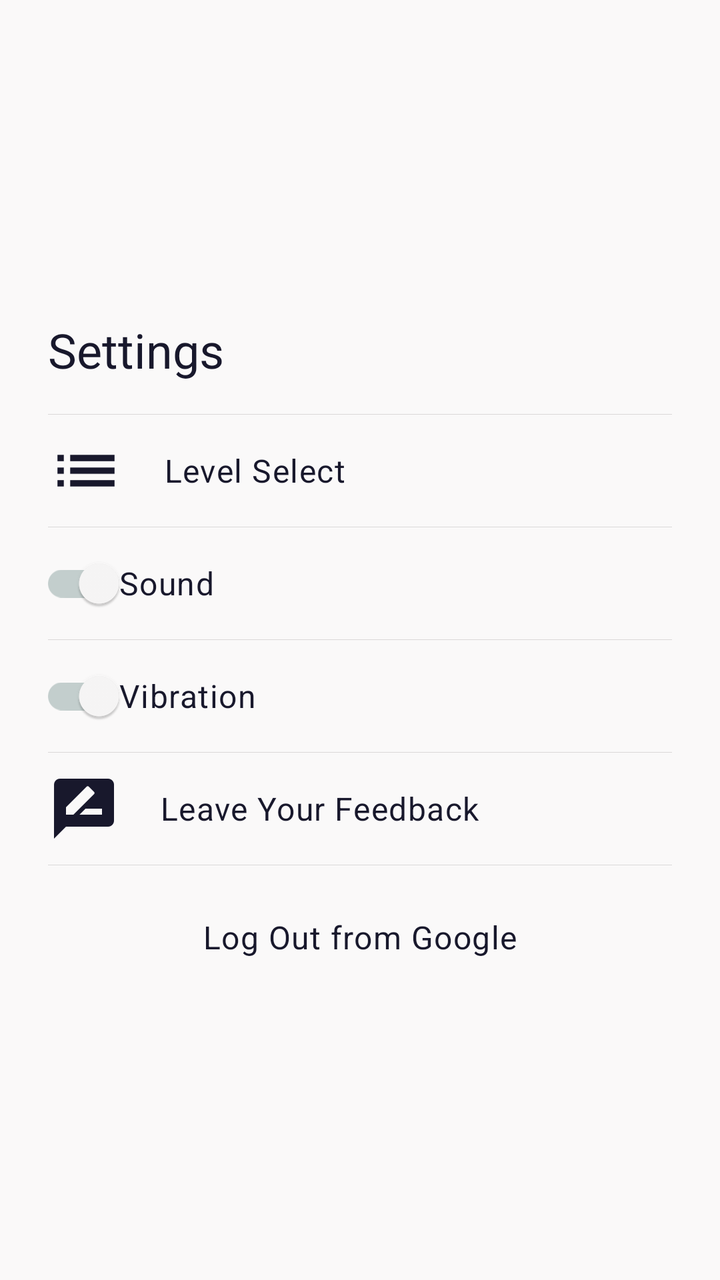
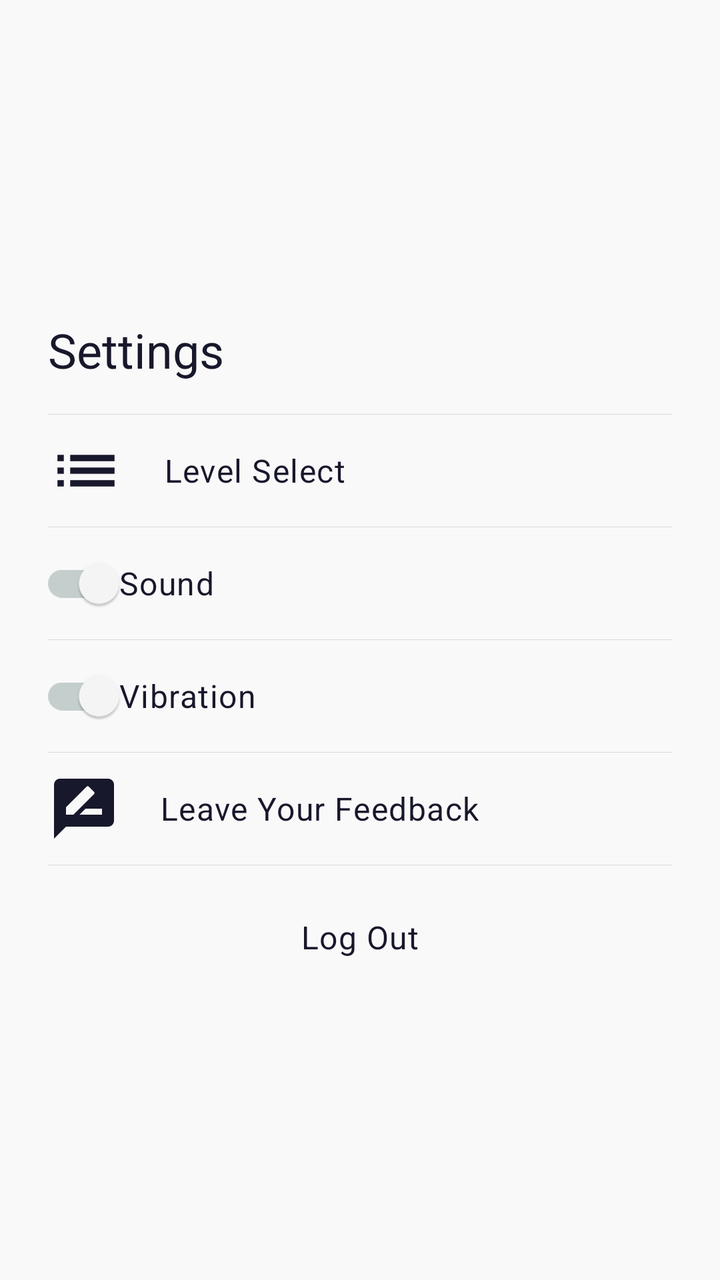

Two renders of the same Android screen: before a commit and after it. Below are the layout's source before the change and the commit's diff.
<!-- AndroidManifest.xml: application theme Theme.OC -->
<!-- res/layout/settings_fragment.xml -->
<?xml version="1.0" encoding="utf-8"?>
<androidx.appcompat.widget.LinearLayoutCompat xmlns:android="http://schemas.android.com/apk/res/android"
    xmlns:app="http://schemas.android.com/apk/res-auto"
    xmlns:tools="http://schemas.android.com/tools"
    android:layout_width="match_parent"
    android:layout_height="wrap_content"
    android:gravity="center"
    android:orientation="vertical"
    android:paddingVertical="@dimen/default_large_margin"
    app:divider="@drawable/divider"
    app:dividerPadding="@dimen/simple_dialog_left_margin"
    app:showDividers="middle">

    <androidx.appcompat.widget.LinearLayoutCompat
        android:id="@+id/hints_dialog_title"
        android:layout_width="match_parent"
        android:layout_height="@dimen/simple_dialog_header_height"
        android:orientation="horizontal">

        <androidx.appcompat.widget.AppCompatTextView
            android:layout_width="wrap_content"
            android:layout_height="wrap_content"
            android:layout_gravity="center_vertical"
            android:layout_marginStart="@dimen/simple_dialog_left_margin"
            android:text="@string/settings"
            android:textAppearance="@style/TextAppearance.OC.Headline5" />
    </androidx.appcompat.widget.LinearLayoutCompat>

    <androidx.appcompat.widget.LinearLayoutCompat
        android:id="@+id/level_select_button"
        android:layout_width="match_parent"
        android:layout_height="@dimen/simple_dialog_item_height"
        android:background="?android:attr/selectableItemBackground"
        android:clickable="true"
        android:focusable="true"
        android:orientation="horizontal">

        <androidx.appcompat.widget.AppCompatImageView
            android:layout_width="wrap_content"
            android:layout_height="match_parent"
            android:layout_gravity="center_vertical"
            android:layout_marginStart="@dimen/simple_dialog_left_margin"
            android:layout_marginEnd="@dimen/simple_dialog_divider_margin"
            android:contentDescription="@string/level_select"
            android:clickable="false"
            android:src="@drawable/outline_grid_on_black_24"
            app:tint="@color/colorOnPrimary"
            tools:ignore="RtlSymmetry" />

        <androidx.appcompat.widget.AppCompatTextView
            android:layout_width="match_parent"
            android:layout_height="match_parent"
            android:gravity="center_vertical"
            android:clickable="false"
            android:text="@string/level_select"
            android:textAppearance="@style/TextAppearance.OC.Body1" />
    </androidx.appcompat.widget.LinearLayoutCompat>

    <androidx.appcompat.widget.LinearLayoutCompat
        android:id="@+id/sound_button"
        android:layout_width="match_parent"
        android:layout_height="@dimen/simple_dialog_item_height"
        android:background="?android:attr/selectableItemBackground"
        android:clickable="true"
        android:focusable="true"
        android:orientation="horizontal">

        <com.google.android.material.switchmaterial.SwitchMaterial
            android:id="@+id/sound_switch"
            android:layout_width="match_parent"
            android:layout_height="match_parent"
            android:layout_gravity="center_vertical"
            android:layout_marginStart="@dimen/simple_dialog_left_margin"
            android:layout_marginEnd="@dimen/simple_dialog_divider_margin"
            android:layoutDirection="rtl"
            android:text="@string/sound_text"
            android:clickable="false"
            android:textAppearance="@style/TextAppearance.OC.Body1"
            android:textColor="@color/colorOnPrimary" />

    </androidx.appcompat.widget.LinearLayoutCompat>

    <androidx.appcompat.widget.LinearLayoutCompat
        android:id="@+id/vibration_button"
        android:layout_width="match_parent"
        android:layout_height="@dimen/simple_dialog_item_height"
        android:background="?android:attr/selectableItemBackground"
        android:clickable="true"
        android:focusable="true"
        android:orientation="horizontal">

        <com.google.android.material.switchmaterial.SwitchMaterial
            android:id="@+id/vibration_switch"
            android:layout_width="match_parent"
            android:layout_height="match_parent"
            android:layout_gravity="center_vertical"
            android:layout_marginStart="@dimen/simple_dialog_left_margin"
            android:layout_marginEnd="@dimen/simple_dialog_divider_margin"
            android:layoutDirection="rtl"
            android:clickable="false"
            android:text="@string/vibration_text"
            android:textAppearance="@style/TextAppearance.OC.Body1"
            android:textColor="@color/colorOnPrimary" />
    </androidx.appcompat.widget.LinearLayoutCompat>
    <androidx.appcompat.widget.LinearLayoutCompat
        android:id="@+id/rate_game_button"
        android:layout_width="match_parent"
        android:layout_height="@dimen/simple_dialog_item_height"
        android:background="?android:attr/selectableItemBackground"
        android:clickable="true"
        android:focusable="true"
        android:orientation="horizontal">

        <androidx.appcompat.widget.AppCompatImageView
            android:layout_width="wrap_content"
            android:layout_height="match_parent"
            android:layout_gravity="center_vertical"
            android:layout_marginStart="@dimen/simple_dialog_left_margin"
            android:layout_marginEnd="@dimen/simple_dialog_divider_margin"
            android:contentDescription="@string/rate_game"
            android:clickable="false"
            android:src="@drawable/baseline_rate_review_black_36"
            app:tint="@color/colorOnPrimary"
            tools:ignore="RtlSymmetry" />

        <androidx.appcompat.widget.AppCompatTextView
            android:layout_width="match_parent"
            android:layout_height="match_parent"
            android:gravity="center_vertical"
            android:clickable="false"
            android:text="@string/rate_game"
            android:textAppearance="@style/TextAppearance.OC.Body1" />
    </androidx.appcompat.widget.LinearLayoutCompat>
    <androidx.appcompat.widget.LinearLayoutCompat
        android:id="@+id/google_sign_in_out_button"
        android:layout_width="match_parent"
        android:layout_height="@dimen/simple_dialog_item_height"
        android:layout_marginTop="@dimen/default_margin"
        android:gravity="center"
        android:orientation="vertical">

        <com.google.android.gms.common.SignInButton
            android:id="@+id/google_sign_in_button"
            android:visibility="gone"
            android:layout_width="wrap_content"
            android:layout_height="match_parent"
            android:clickable="false"
            android:gravity="center"
            android:layout_marginHorizontal="@dimen/simple_dialog_left_margin" />
        <androidx.appcompat.widget.AppCompatTextView
            android:id="@+id/google_sign_out_button"
            android:layout_width="match_parent"
            android:layout_height="match_parent"
            android:clickable="false"
            android:gravity="center"
            android:textAppearance="@style/TextAppearance.OC.Body1"
            android:text="@string/log_out"
            android:layout_marginHorizontal="@dimen/simple_dialog_left_margin" />
    </androidx.appcompat.widget.LinearLayoutCompat>
</androidx.appcompat.widget.LinearLayoutCompat>
<!-- resources referenced by this layout -->
<resources>
  <color name="colorOnPrimary">#18182C</color>
  <dimen name="default_large_margin">16dp</dimen>
  <dimen name="default_margin">8dp</dimen>
  <dimen name="simple_dialog_divider_margin">20dp</dimen>
  <dimen name="simple_dialog_header_height">64dp</dimen>
  <dimen name="simple_dialog_item_height">@dimen/_48sdp</dimen>
  <dimen name="simple_dialog_left_margin">24dp</dimen>
  <!-- drawable divider (drawable) -->
  <?xml version="1.0" encoding="utf-8"?>
  <shape xmlns:android="http://schemas.android.com/apk/res/android" >
      <size android:height=".1dp"/>
      <solid android:color="@color/itemDividerColor"/>
  </shape>
  <string name="level_select">Level Select</string>
  <string name="log_out">Log Out from Google</string>
  <string name="rate_game">Leave Your Feedback</string>
  <string name="settings">Settings</string>
  <string name="sound_text">Sound</string>
  <string name="vibration_text">Vibration</string>
  <style name="TextAppearance.OC.Body1" parent="TextAppearance.MaterialComponents.Body1">
          <item name="fontFamily">@font/yantramanav_medium</item>
          <item name="android:textColor">@color/colorOnPrimary</item>
      </style>
  <style name="TextAppearance.OC.Headline5" parent="TextAppearance.MaterialComponents.Headline5">
          <item name="fontFamily">@font/yantramanav_bold</item>
          <item name="android:textColor">@color/colorOnPrimary</item>
      </style>
  <color name="itemDividerColor">#DAD8D8</color>
  <color name="colorPrimary">#89b0ae</color>
  <color name="colorPrimaryVariant">#578280</color>
  <color name="colorSecondary">#bee3db</color>
  <color name="colorSecondaryVariant">#18182C</color>
  <color name="colorOnSecondary">#405f5e</color>
  <color name="colorBackground">#faf9f9</color>
  <color name="colorOnBackground">#344D4B</color>
  <color name="colorSurface">#faf9f9</color>
  <color name="colorOnSurface">#4f7573</color>
  <color name="colorError">#EE3502</color>
  <color name="colorOnError">#faf9f9</color>
  <color name="navigationBarColor">#80797D88</color>
  <style name="ThemeOverlay.App.MaterialAlertDialog" parent="ThemeOverlay.MaterialComponents.MaterialAlertDialog">
          <item name="colorPrimary">@color/colorOnPrimary</item>
          <item name="colorSecondary">@color/colorSecondary</item>
          <item name="colorSurface">@color/colorSurface</item>
          <item name="colorOnSurface">@color/colorOnPrimary</item>
          <item name="android:backgroundTint">@color/colorSurface</item>
          <item name="titleTextColor">@color/colorSurface</item>
      </style>
  <style name="HehBottomSheetDialogTheme" parent="@style/ThemeOverlay.MaterialComponents.BottomSheetDialog">
          <item name="bottomSheetStyle">@style/HehCustomBottomSheet</item>
      </style>
  <style name="HehCustomBottomSheet" parent="Widget.MaterialComponents.BottomSheet">
          <item name="shapeAppearanceOverlay">@style/CustomShapeAppearanceBottomSheetDialog</item>
      </style>
  <style name="CustomShapeAppearanceBottomSheetDialog">
          <item name="cornerFamily">rounded</item>
          <item name="cornerSizeTopRight">@dimen/default_large_margin</item>
          <item name="cornerSizeTopLeft">@dimen/default_large_margin</item>
          <item name="android:layout_margin">@dimen/default_large_margin</item>
          <item name="cornerSizeBottomRight">0dp</item>
          <item name="cornerSizeBottomLeft">0dp</item>
      </style>
  <!-- unchanged entries left out for length: 4 -->
</resources>

<!-- the commit's change to res/layout/settings_fragment.xml (unified diff, before → after) -->
@@ -143,16 +143,13 @@
             android:id="@+id/google_sign_in_button"
             android:visibility="gone"
             android:layout_width="wrap_content"
-            android:layout_height="match_parent"
-            android:clickable="false"
-            android:gravity="center"
+            android:layout_height="wrap_content"
+            android:paddingHorizontal="@dimen/_8sdp"
             android:layout_marginHorizontal="@dimen/simple_dialog_left_margin" />
         <androidx.appcompat.widget.AppCompatTextView
             android:id="@+id/google_sign_out_button"
-            android:layout_width="match_parent"
-            android:layout_height="match_parent"
-            android:clickable="false"
-            android:gravity="center"
+            android:layout_width="wrap_content"
+            android:layout_height="wrap_content"
             android:textAppearance="@style/TextAppearance.OC.Body1"
             android:text="@string/log_out"
             android:layout_marginHorizontal="@dimen/simple_dialog_left_margin" />
<!-- resource entries referenced after the edit -->
@@ -14,7 +14,7 @@
       <solid android:color="@color/itemDividerColor"/>
   </shape>
   <string name="level_select">Level Select</string>
-  <string name="log_out">Log Out from Google</string>
+  <string name="log_out">Log Out</string>
   <string name="rate_game">Leave Your Feedback</string>
   <string name="settings">Settings</string>
   <string name="sound_text">Sound</string>
